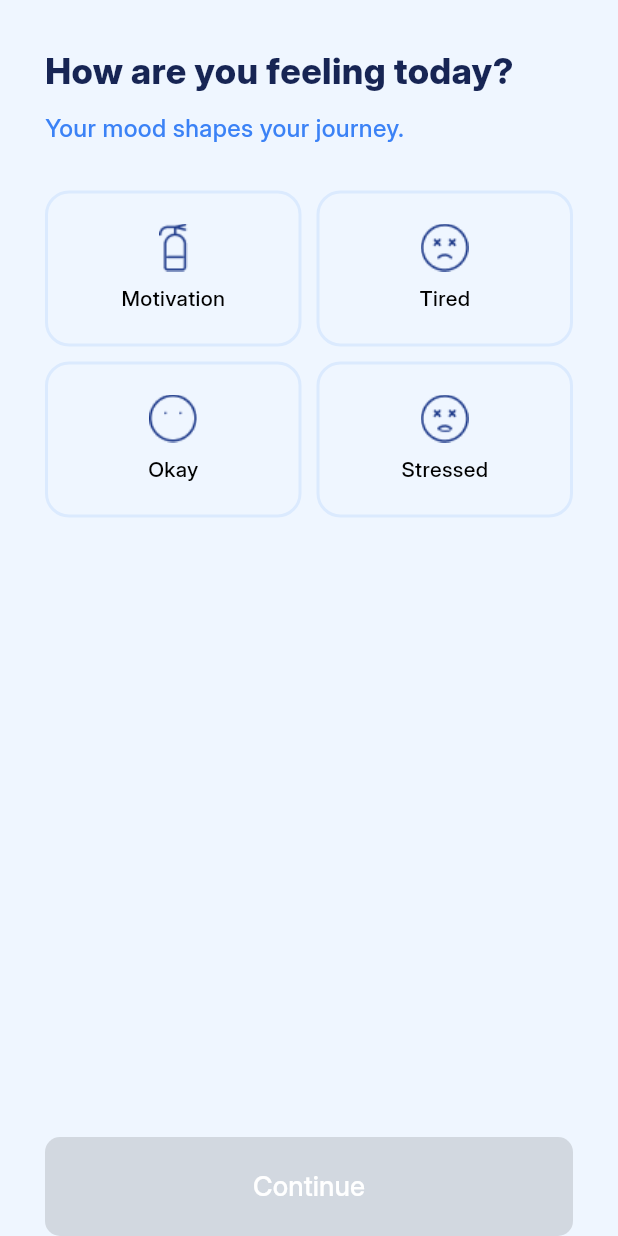
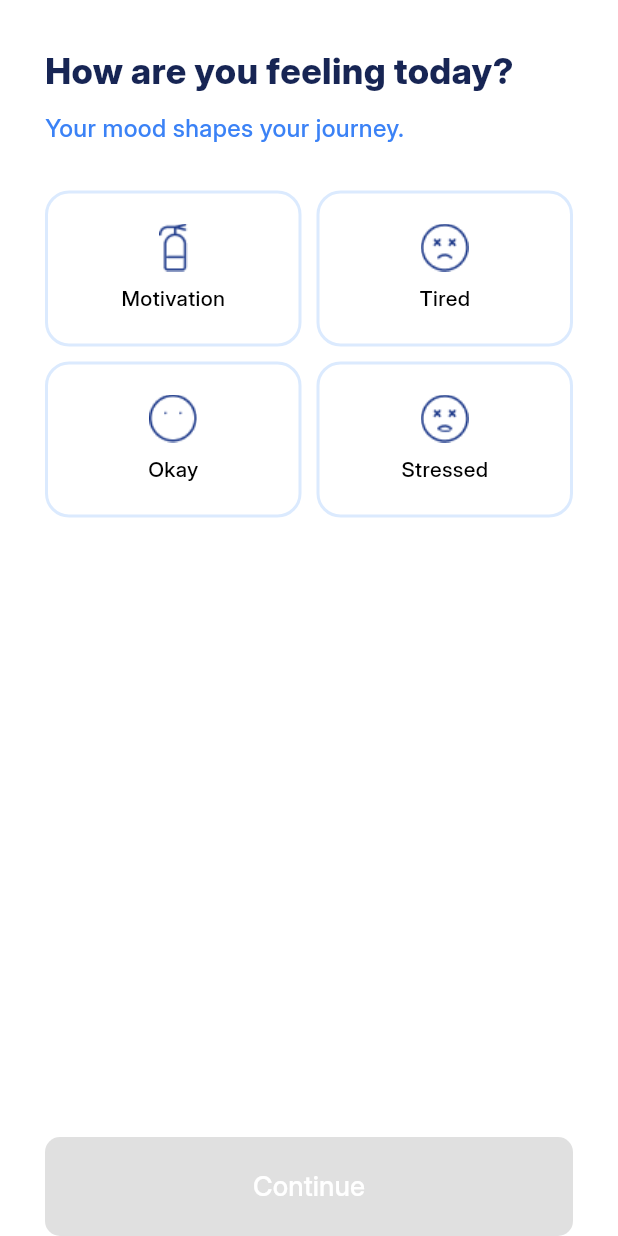
Before and after one commit to Ming-99s/Steady---flutter_final_Project, a Flutter app: the screen it shows after launch, after a tap on "Start", on a phone screen of 412 x 824 dp. Run offline on Flutter 3.47's test engine with Material 3 defaults, Android fonts, the light colour scheme and no system bars; our stand-ins replace device_preview, hive, hive_flutter, line_awesome_flutter, percent_indicator, shared_preferences; accounts and stored records are empty; generated files the repository leaves out were written again; project files that could hold a hidden picture were left out.

Commit message:
change list

```diff
--- a/lib/screens/home.dart
+++ b/lib/screens/home.dart
@@ -22,7 +22,7 @@ class _HomeState extends State<Home> {
   @override
   Widget build(BuildContext context) {
     return Scaffold(
-      backgroundColor: AppColors.secondary,
+      backgroundColor: AppColors.getSecondary(context),
 
       body: AnimatedBuilder(
         animation: habitRepo,
--- a/lib/screens/moodScreen.dart
+++ b/lib/screens/moodScreen.dart
@@ -50,7 +50,7 @@ class _MoodScreenState extends State<MoodScreen> {
     // List of moods
 
     return Scaffold(
-      backgroundColor: AppColors.getBackground(context),
+      backgroundColor: AppColors.getSecondary(context),
       body: SafeArea(
         child: Padding(
           padding: const EdgeInsets.symmetric(horizontal: 30),
--- a/lib/screens/startScreen.dart
+++ b/lib/screens/startScreen.dart
@@ -10,7 +10,7 @@ class Startscreen extends StatelessWidget {
   @override
   Widget build(BuildContext context) {
     return Scaffold(
-      backgroundColor: AppColors.getBackground(context),
+      backgroundColor: AppColors.getSecondary(context),
       body: Center(
         child: SafeArea(
           child: Padding(
```
